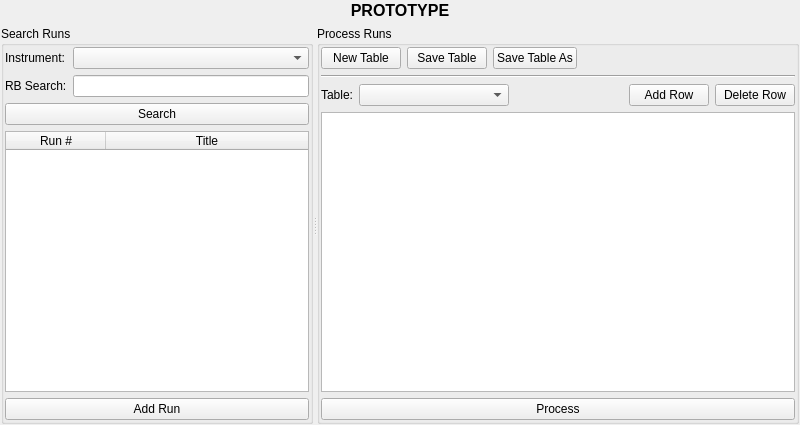
mantidproject/mantid, file Code/Mantid/MantidQt/CustomInterfaces/inc/MantidQtCustomInterfaces/ReflMainWidget.ui: the form before one commit.
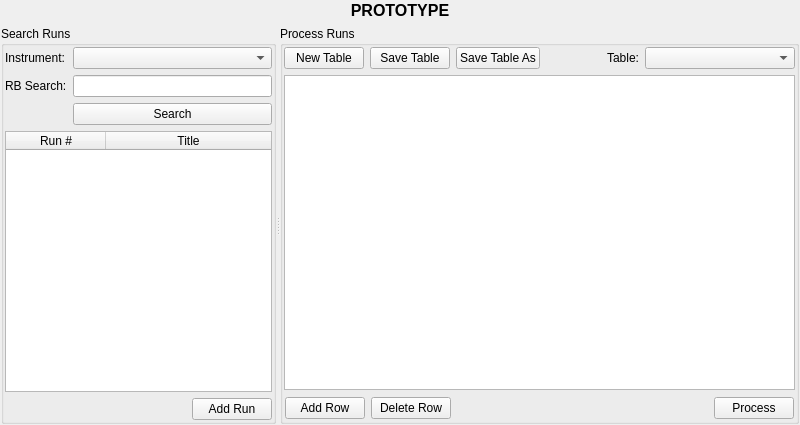
The form after the commit. Custom widgets are drawn as their Qt base class.

Commit message: Refs #10223 Normalise Refl UI button sizing

What changed in the file:
```diff
--- a/Code/Mantid/MantidQt/CustomInterfaces/inc/MantidQtCustomInterfaces/ReflMainWidget.ui
+++ b/Code/Mantid/MantidQt/CustomInterfaces/inc/MantidQtCustomInterfaces/ReflMainWidget.ui
@@ -135,15 +135,21 @@
            </property>
           </widget>
          </item>
+         <item row="2" column="1">
+          <widget class="QPushButton" name="buttonSearch">
+           <property name="sizePolicy">
+            <sizepolicy hsizetype="Preferred" vsizetype="Preferred">
+             <horstretch>0</horstretch>
+             <verstretch>0</verstretch>
+            </sizepolicy>
+           </property>
+           <property name="text">
+            <string>Search</string>
+           </property>
+          </widget>
+         </item>
         </layout>
        </item>
-       <item>
-        <widget class="QPushButton" name="buttonSearch">
-         <property name="text">
-          <string>Search</string>
-         </property>
-        </widget>
-       </item>
        <item>
         <widget class="QTableWidget" name="tableRuns">
          <attribute name="horizontalHeaderHighlightSections">
@@ -172,6 +178,19 @@
        </item>
        <item>
         <layout class="QHBoxLayout" name="layoutSearchBottomRow">
+         <item>
+          <spacer name="spacerTransfer">
+           <property name="orientation">
+            <enum>Qt::Horizontal</enum>
+           </property>
+           <property name="sizeHint" stdset="0">
+            <size>
+             <width>40</width>
+             <height>20</height>
+            </size>
+           </property>
+          </spacer>
+         </item>
          <item>
           <widget class="QPushButton" name="buttonTransfer">
            <property name="sizePolicy">
@@ -235,17 +254,6 @@
              </property>
             </spacer>
            </item>
-          </layout>
-         </item>
-         <item>
-          <widget class="Line" name="line">
-           <property name="orientation">
-            <enum>Qt::Horizontal</enum>
-           </property>
-          </widget>
-         </item>
-         <item>
-          <layout class="QHBoxLayout" name="layoutRowButtons">
            <item>
             <widget class="QLabel" name="labelWorkspaceSelector">
              <property name="text">
@@ -274,33 +282,6 @@
              </property>
             </widget>
            </item>
-           <item>
-            <spacer name="spacerRowButtons">
-             <property name="orientation">
-              <enum>Qt::Horizontal</enum>
-             </property>
-             <property name="sizeHint" stdset="0">
-              <size>
-               <width>40</width>
-               <height>20</height>
-              </size>
-             </property>
-            </spacer>
-           </item>
-           <item>
-            <widget class="QPushButton" name="buttonAddRow">
-             <property name="text">
-              <string>Add Row</string>
-             </property>
-            </widget>
-           </item>
-           <item>
-            <widget class="QPushButton" name="buttonDeleteRow">
-             <property name="text">
-              <string>Delete Row</string>
-             </property>
-            </widget>
-           </item>
           </layout>
          </item>
          <item>
@@ -329,17 +310,57 @@
           </widget>
          </item>
          <item>
-          <widget class="QPushButton" name="buttonProcess">
-           <property name="sizePolicy">
-            <sizepolicy hsizetype="Expanding" vsizetype="Fixed">
-             <horstretch>0</horstretch>
-             <verstretch>0</verstretch>
-            </sizepolicy>
+          <layout class="QHBoxLayout" name="layoutRowButtons">
+           <property name="margin">
+            <number>1</number>
            </property>
-           <property name="text">
-            <string>Process</string>
-           </property>
-          </widget>
+           <item>
+            <widget class="QPushButton" name="buttonAddRow">
+             <property name="text">
+              <string>Add Row</string>
+             </property>
+            </widget>
+           </item>
+           <item>
+            <widget class="QPushButton" name="buttonDeleteRow">
+             <property name="text">
+              <string>Delete Row</string>
+             </property>
+            </widget>
+           </item>
+           <item>
+            <spacer name="spacerRowButtons">
+             <property name="orientation">
+              <enum>Qt::Horizontal</enum>
+             </property>
+             <property name="sizeHint" stdset="0">
+              <size>
+               <width>40</width>
+               <height>20</height>
+              </size>
+             </property>
+            </spacer>
+           </item>
+           <item>
+            <widget class="QPushButton" name="buttonProcess">
+             <property name="sizePolicy">
+              <sizepolicy hsizetype="Preferred" vsizetype="Fixed">
+               <horstretch>0</horstretch>
+               <verstretch>0</verstretch>
+              </sizepolicy>
+             </property>
+             <property name="minimumSize">
+              <size>
+               <width>0</width>
+               <height>0</height>
+              </size>
+             </property>
+             <property name="text">
+              <string>Process</string>
+             </property>
+            </widget>
+           </item>
+          </layout>
          </item>
         </layout>
        </item>
```
